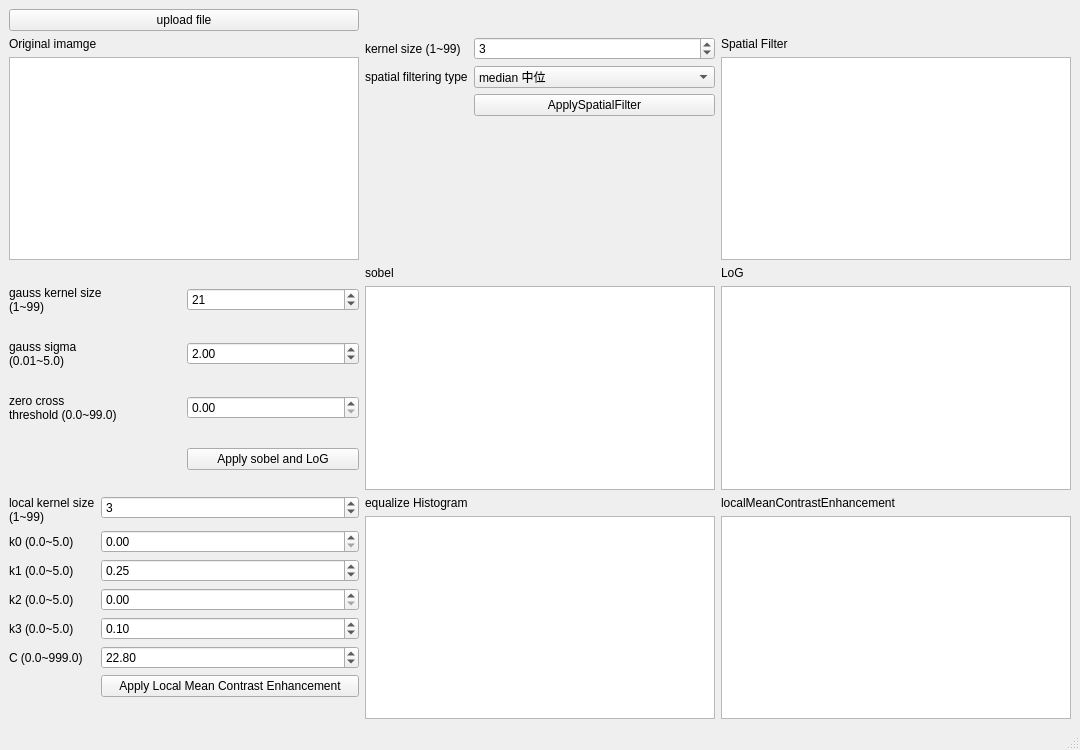
This is 04.hw/code/mainwindow.ui in ax130885/Digital_image_process_113_1_BIME as Qt 5 draws it before an edit. The edited form follows.
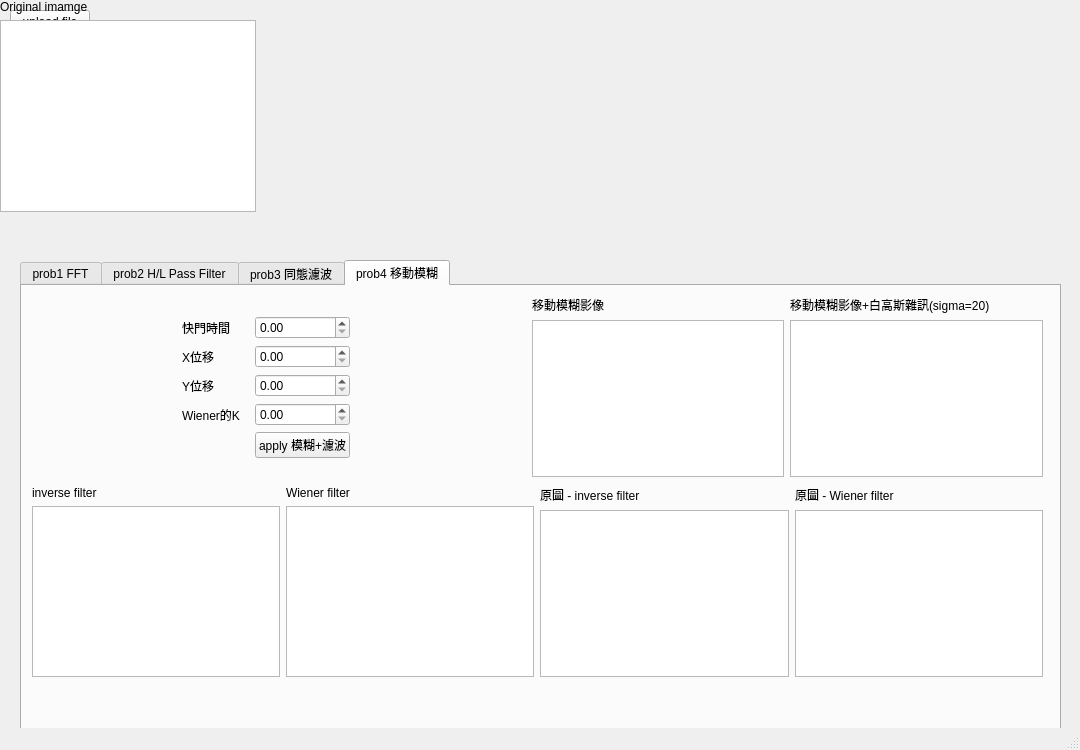
This is the edited form. The open tabs and pages were chosen to show the change.

The edit to the form file:
```diff
--- a/04.hw/code/mainwindow.ui
+++ b/04.hw/code/mainwindow.ui
@@ -17,99 +17,64 @@
    <bool>false</bool>
   </property>
   <widget class="QWidget" name="centralwidget">
-   <layout class="QGridLayout" name="gridLayout_2">
-    <item row="0" column="0">
      <widget class="QPushButton" name="uploadfile">
+    <property name="geometry">
+     <rect>
+      <x>10</x>
+      <y>10</y>
+      <width>80</width>
+      <height>23</height>
+     </rect>
+    </property>
       <property name="text">
        <string>upload file</string>
       </property>
      </widget>
-    </item>
-    <item row="1" column="0">
-     <layout class="QVBoxLayout" name="verticalLayout">
-      <item>
-       <widget class="QLabel" name="label">
-        <property name="text">
-         <string>Original imamge</string>
-        </property>
-       </widget>
-      </item>
-      <item>
-       <widget class="QGraphicsView" name="originalimage"/>
-      </item>
-     </layout>
-    </item>
-    <item row="1" column="1">
-     <layout class="QFormLayout" name="formLayout">
-      <item row="0" column="0">
-       <widget class="QLabel" name="label_2">
-        <property name="text">
-         <string>kernel size (1~99)</string>
-        </property>
-       </widget>
-      </item>
-      <item row="1" column="0">
-       <widget class="QLabel" name="label_3">
-        <property name="text">
-         <string>spatial filtering type</string>
-        </property>
-       </widget>
-      </item>
-      <item row="0" column="1">
-       <widget class="QSpinBox" name="spatialFilter_kernelSize_spinbox">
-        <property name="minimum">
-         <number>1</number>
-        </property>
-        <property name="maximum">
-         <number>99</number>
-        </property>
-        <property name="singleStep">
-         <number>2</number>
-        </property>
-        <property name="value">
-         <number>3</number>
-        </property>
-       </widget>
-      </item>
-      <item row="1" column="1">
-       <widget class="QComboBox" name="spatialFilter_comboBox">
-        <item>
+   <widget class="QTabWidget" name="tabWidget">
+    <property name="geometry">
+     <rect>
+      <x>20</x>
+      <y>260</y>
+      <width>1041</width>
+      <height>487</height>
+     </rect>
+    </property>
+    <property name="currentIndex">
+     <number>0</number>
+    </property>
+    <widget class="QWidget" name="prob1">
+     <attribute name="title">
+      <string>prob1 FFT</string>
+     </attribute>
+     <widget class="QPushButton" name="uploadfile_2">
+      <property name="geometry">
+       <rect>
+        <x>20</x>
+        <y>10</y>
+        <width>80</width>
+        <height>23</height>
+       </rect>
+      </property>
          <property name="text">
-          <string>median 中位</string>
-         </property>
-        </item>
-        <item>
-         <property name="text">
-          <string>mean 平均</string>
-         </property>
-        </item>
-        <item>
-         <property name="text">
-          <string>max 最大</string>
-         </property>
-        </item>
-        <item>
-         <property name="text">
-          <string>min 最小</string>
-         </property>
-        </item>
-       </widget>
-      </item>
-      <item row="2" column="1">
-       <widget class="QPushButton" name="ApplySpatialFilter">
-        <property name="text">
-         <string>ApplySpatialFilter</string>
-        </property>
-       </widget>
-      </item>
-     </layout>
-    </item>
-    <item row="1" column="2">
+       <string>apply FFT</string>
+      </property>
+     </widget>
+     <widget class="QWidget" name="horizontalLayoutWidget_3">
+      <property name="geometry">
+       <rect>
+        <x>10</x>
+        <y>50</y>
+        <width>1011</width>
+        <height>351</height>
+       </rect>
+      </property>
+      <layout class="QHBoxLayout" name="horizontalLayout_3">
+       <item>
      <layout class="QVBoxLayout" name="verticalLayout_2">
       <item>
        <widget class="QLabel" name="label_11">
         <property name="text">
-         <string>Spatial Filter</string>
+            <string>FFT spectrum</string>
         </property>
        </widget>
       </item>
@@ -118,79 +83,12 @@
       </item>
      </layout>
     </item>
-    <item row="2" column="0">
-     <layout class="QGridLayout" name="gridLayout">
-      <item row="0" column="0">
-       <widget class="QLabel" name="label_6">
-        <property name="text">
-         <string>gauss kernel size 
-(1~99)</string>
-        </property>
-       </widget>
-      </item>
-      <item row="2" column="0">
-       <widget class="QLabel" name="label_5">
-        <property name="text">
-         <string>zero cross 
-threshold (0.0~99.0)</string>
-        </property>
-       </widget>
-      </item>
-      <item row="0" column="1">
-       <widget class="QSpinBox" name="log_kernelSize_spinbox">
-        <property name="maximum">
-         <number>99</number>
-        </property>
-        <property name="singleStep">
-         <number>2</number>
-        </property>
-        <property name="value">
-         <number>21</number>
-        </property>
-       </widget>
-      </item>
-      <item row="1" column="0">
-       <widget class="QLabel" name="label_4">
-        <property name="text">
-         <string>gauss sigma 
-(0.01~5.0)</string>
-        </property>
-       </widget>
-      </item>
-      <item row="1" column="1">
-       <widget class="QDoubleSpinBox" name="log_sigma_spinbox">
-        <property name="minimum">
-         <double>0.010000000000000</double>
-        </property>
-        <property name="maximum">
-         <double>5.000000000000000</double>
-        </property>
-        <property name="singleStep">
-         <double>0.050000000000000</double>
-        </property>
-        <property name="value">
-         <double>2.000000000000000</double>
-        </property>
-       </widget>
-      </item>
-      <item row="3" column="1">
-       <widget class="QPushButton" name="ApplySobelandLoG">
-        <property name="text">
-         <string>Apply sobel and LoG</string>
-        </property>
-       </widget>
-      </item>
-      <item row="2" column="1">
-       <widget class="QDoubleSpinBox" name="log_threshold_spinbox"/>
-      </item>
-     </layout>
-    </item>
-    <item row="2" column="1">
+       <item>
      <layout class="QVBoxLayout" name="verticalLayout_4">
       <item>
        <widget class="QLabel" name="label_7">
         <property name="text">
-         <string>sobel</string>
+            <string>FFT phase</string>
         </property>
        </widget>
       </item>
@@ -199,12 +97,12 @@
       </item>
      </layout>
     </item>
-    <item row="2" column="2">
+       <item>
      <layout class="QVBoxLayout" name="verticalLayout_5">
       <item>
        <widget class="QLabel" name="label_8">
         <property name="text">
-         <string>LoG</string>
+            <string>IFFT</string>
         </property>
        </widget>
       </item>
@@ -213,69 +111,193 @@
       </item>
      </layout>
     </item>
-    <item row="3" column="0">
-     <layout class="QFormLayout" name="formLayout_2">
+      </layout>
+     </widget>
+    </widget>
+    <widget class="QWidget" name="prob2">
+     <attribute name="title">
+      <string>prob2 H/L Pass Filter</string>
+     </attribute>
+     <widget class="QPushButton" name="uploadfile_3">
+      <property name="geometry">
+       <rect>
+        <x>20</x>
+        <y>20</y>
+        <width>80</width>
+        <height>23</height>
+       </rect>
+      </property>
+      <property name="text">
+       <string>apply H/L</string>
+      </property>
+     </widget>
+     <widget class="QWidget" name="gridLayoutWidget_3">
+      <property name="geometry">
+       <rect>
+        <x>110</x>
+        <y>20</y>
+        <width>911</width>
+        <height>381</height>
+       </rect>
+      </property>
+      <layout class="QGridLayout" name="gridLayout_3">
+       <item row="0" column="1">
+        <layout class="QVBoxLayout" name="verticalLayout_14">
+         <item>
+          <widget class="QLabel" name="label_20">
+           <property name="text">
+            <string>巴特沃斯低通</string>
+           </property>
+          </widget>
+         </item>
+         <item>
+          <widget class="QGraphicsView" name="originalimage_11"/>
+         </item>
+        </layout>
+       </item>
       <item row="0" column="0">
-       <widget class="QLabel" name="label_9">
+        <layout class="QVBoxLayout" name="verticalLayout_13">
+         <item>
+          <widget class="QLabel" name="label_19">
         <property name="text">
-         <string>local kernel size 
-(1~99)</string>
+            <string>理想低通</string>
         </property>
        </widget>
       </item>
-      <item row="1" column="0">
-       <widget class="QLabel" name="label_12">
+         <item>
+          <widget class="QGraphicsView" name="originalimage_10"/>
+         </item>
+        </layout>
+       </item>
+       <item row="0" column="2">
+        <layout class="QVBoxLayout" name="verticalLayout_15">
+         <item>
+          <widget class="QLabel" name="label_21">
         <property name="text">
-         <string>k0 (0.0~5.0)</string>
+            <string>高斯低通</string>
         </property>
        </widget>
       </item>
-      <item row="2" column="0">
-       <widget class="QLabel" name="label_13">
+         <item>
+          <widget class="QGraphicsView" name="originalimage_12"/>
+         </item>
+        </layout>
+       </item>
+       <item row="1" column="0">
+        <layout class="QVBoxLayout" name="verticalLayout_16">
+         <item>
+          <widget class="QLabel" name="label_22">
         <property name="text">
-         <string>k1 (0.0~5.0)</string>
+            <string>理想高通</string>
         </property>
        </widget>
       </item>
-      <item row="3" column="0">
-       <widget class="QLabel" name="label_14">
+         <item>
+          <widget class="QGraphicsView" name="originalimage_13"/>
+         </item>
+        </layout>
+       </item>
+       <item row="1" column="1">
+        <layout class="QVBoxLayout" name="verticalLayout_17">
+         <item>
+          <widget class="QLabel" name="label_23">
         <property name="text">
-         <string>k2 (0.0~5.0)</string>
+            <string>巴特沃斯高通</string>
         </property>
        </widget>
       </item>
-      <item row="4" column="0">
-       <widget class="QLabel" name="label_16">
+         <item>
+          <widget class="QGraphicsView" name="originalimage_14"/>
+         </item>
+        </layout>
+       </item>
+       <item row="1" column="2">
+        <layout class="QVBoxLayout" name="verticalLayout_18">
+         <item>
+          <widget class="QLabel" name="label_24">
         <property name="text">
-         <string>k3 (0.0~5.0)</string>
+            <string>高斯高通</string>
         </property>
        </widget>
       </item>
-      <item row="5" column="0">
-       <widget class="QLabel" name="label_15">
+         <item>
+          <widget class="QGraphicsView" name="originalimage_15"/>
+         </item>
+        </layout>
+       </item>
+      </layout>
+     </widget>
+    </widget>
+    <widget class="QWidget" name="prob3">
+     <attribute name="title">
+      <string>prob3 同態濾波</string>
+     </attribute>
+     <widget class="QWidget" name="layoutWidget_8">
+      <property name="geometry">
+       <rect>
+        <x>420</x>
+        <y>10</y>
+        <width>491</width>
+        <height>381</height>
+       </rect>
+      </property>
+      <layout class="QVBoxLayout" name="verticalLayout_19">
+       <item>
+        <widget class="QLabel" name="label_28">
         <property name="text">
-         <string>C (0.0~999.0)</string>
+          <string>同態濾波結果</string>
         </property>
        </widget>
       </item>
+       <item>
+        <widget class="QGraphicsView" name="originalimage_16"/>
+       </item>
+      </layout>
+     </widget>
+     <widget class="QWidget" name="gridLayoutWidget_2">
+      <property name="geometry">
+       <rect>
+        <x>80</x>
+        <y>90</y>
+        <width>231</width>
+        <height>181</height>
+       </rect>
+      </property>
+      <layout class="QGridLayout" name="gridLayout_2">
+       <item row="2" column="1">
+        <widget class="QDoubleSpinBox" name="localStatisticalEnhancement_k0_spinbox_4">
+         <property name="minimum">
+          <double>0.000000000000000</double>
+         </property>
+         <property name="maximum">
+          <double>5.000000000000000</double>
+         </property>
+         <property name="singleStep">
+          <double>0.050000000000000</double>
+         </property>
+         <property name="value">
+          <double>0.000000000000000</double>
+         </property>
+        </widget>
+       </item>
       <item row="0" column="1">
-       <widget class="QSpinBox" name="localStatisticalEnhancement_kernelSize_spinbox">
+        <widget class="QDoubleSpinBox" name="localStatisticalEnhancement_k0_spinbox_2">
         <property name="minimum">
-         <number>1</number>
+          <double>0.000000000000000</double>
         </property>
         <property name="maximum">
-         <number>99</number>
+          <double>5.000000000000000</double>
         </property>
         <property name="singleStep">
          <number>2</number>
         </property>
         <property name="value">
-         <number>3</number>
+          <double>0.000000000000000</double>
         </property>
        </widget>
       </item>
       <item row="1" column="1">
-       <widget class="QDoubleSpinBox" name="localStatisticalEnhancement_k0_spinbox">
+        <widget class="QDoubleSpinBox" name="localStatisticalEnhancement_k0_spinbox_3">
         <property name="minimum">
          <double>0.000000000000000</double>
         </property>
@@ -290,8 +312,147 @@
         </property>
        </widget>
       </item>
-      <item row="2" column="1">
-       <widget class="QDoubleSpinBox" name="localStatisticalEnhancement_k1_spinbox">
+       <item row="3" column="1">
+        <widget class="QPushButton" name="uploadfile_6">
+         <property name="text">
+          <string>apply 同態</string>
+         </property>
+        </widget>
+       </item>
+       <item row="2" column="0">
+        <widget class="QLabel" name="label_27">
+         <property name="text">
+          <string>D0</string>
+         </property>
+        </widget>
+       </item>
+      </layout>
+     </widget>
+    </widget>
+    <widget class="QWidget" name="prob4">
+     <attribute name="title">
+      <string>prob4 移動模糊</string>
+     </attribute>
+     <widget class="QWidget" name="horizontalLayoutWidget">
+      <property name="geometry">
+       <rect>
+        <x>10</x>
+        <y>200</y>
+        <width>1011</width>
+        <height>191</height>
+       </rect>
+      </property>
+      <layout class="QHBoxLayout" name="horizontalLayout">
+       <item>
+        <layout class="QVBoxLayout" name="verticalLayout_33">
+         <item>
+          <widget class="QLabel" name="label_48">
+           <property name="text">
+            <string>inverse filter</string>
+           </property>
+          </widget>
+         </item>
+         <item>
+          <widget class="QGraphicsView" name="originalimage_27"/>
+         </item>
+        </layout>
+       </item>
+       <item>
+        <layout class="QVBoxLayout" name="verticalLayout_34">
+         <item>
+          <widget class="QLabel" name="label_49">
+           <property name="text">
+            <string>Wiener filter</string>
+           </property>
+          </widget>
+         </item>
+         <item>
+          <widget class="QGraphicsView" name="originalimage_28"/>
+         </item>
+        </layout>
+       </item>
+       <item>
+        <layout class="QVBoxLayout" name="verticalLayout_36">
+         <item>
+          <widget class="QLabel" name="label_51">
+           <property name="text">
+            <string>原圖 - inverse filter</string>
+           </property>
+          </widget>
+         </item>
+         <item>
+          <widget class="QGraphicsView" name="originalimage_30"/>
+         </item>
+        </layout>
+       </item>
+       <item>
+        <layout class="QVBoxLayout" name="verticalLayout_35">
+         <item>
+          <widget class="QLabel" name="label_50">
+           <property name="text">
+            <string>原圖 - Wiener filter</string>
+           </property>
+          </widget>
+         </item>
+         <item>
+          <widget class="QGraphicsView" name="originalimage_29"/>
+         </item>
+        </layout>
+       </item>
+      </layout>
+     </widget>
+     <widget class="QWidget" name="horizontalLayoutWidget_2">
+      <property name="geometry">
+       <rect>
+        <x>510</x>
+        <y>10</y>
+        <width>511</width>
+        <height>181</height>
+       </rect>
+      </property>
+      <layout class="QHBoxLayout" name="horizontalLayout_2">
+       <item>
+        <layout class="QVBoxLayout" name="verticalLayout_20">
+         <item>
+          <widget class="QLabel" name="label_29">
+           <property name="text">
+            <string>移動模糊影像</string>
+           </property>
+          </widget>
+         </item>
+         <item>
+          <widget class="QGraphicsView" name="originalimage_17"/>
+         </item>
+        </layout>
+       </item>
+       <item>
+        <layout class="QVBoxLayout" name="verticalLayout_32">
+         <item>
+          <widget class="QLabel" name="label_47">
+           <property name="text">
+            <string>移動模糊影像+白高斯雜訊(sigma=20)</string>
+           </property>
+          </widget>
+         </item>
+         <item>
+          <widget class="QGraphicsView" name="originalimage_26"/>
+         </item>
+        </layout>
+       </item>
+      </layout>
+     </widget>
+     <widget class="QWidget" name="gridLayoutWidget">
+      <property name="geometry">
+       <rect>
+        <x>160</x>
+        <y>30</y>
+        <width>168</width>
+        <height>145</height>
+       </rect>
+      </property>
+      <layout class="QGridLayout" name="gridLayout">
+       <item row="3" column="1">
+        <widget class="QDoubleSpinBox" name="localStatisticalEnhancement_k0_spinbox_11">
         <property name="minimum">
          <double>0.000000000000000</double>
         </property>
@@ -302,12 +463,26 @@
          <double>0.050000000000000</double>
         </property>
         <property name="value">
-         <double>0.250000000000000</double>
+          <double>0.000000000000000</double>
         </property>
        </widget>
       </item>
-      <item row="3" column="1">
-       <widget class="QDoubleSpinBox" name="localStatisticalEnhancement_k2_spinbox">
+       <item row="0" column="0">
+        <widget class="QLabel" name="label_44">
+         <property name="text">
+          <string>快門時間</string>
+         </property>
+        </widget>
+       </item>
+       <item row="3" column="0">
+        <widget class="QLabel" name="label_52">
+         <property name="text">
+          <string>Wiener的K</string>
+         </property>
+        </widget>
+       </item>
+       <item row="0" column="1">
+        <widget class="QDoubleSpinBox" name="localStatisticalEnhancement_k0_spinbox_9">
         <property name="minimum">
          <double>0.000000000000000</double>
         </property>
@@ -322,76 +497,77 @@
         </property>
        </widget>
       </item>
+       <item row="1" column="1">
+        <widget class="QDoubleSpinBox" name="localStatisticalEnhancement_k0_spinbox_10">
+         <property name="minimum">
+          <double>0.000000000000000</double>
+         </property>
+         <property name="maximum">
+          <double>5.000000000000000</double>
+         </property>
+         <property name="singleStep">
+          <double>0.050000000000000</double>
+         </property>
+         <property name="value">
+          <double>0.000000000000000</double>
+         </property>
+        </widget>
+       </item>
+       <item row="2" column="1">
+        <widget class="QDoubleSpinBox" name="localStatisticalEnhancement_k0_spinbox_8">
+         <property name="minimum">
+          <double>0.000000000000000</double>
+         </property>
+         <property name="maximum">
+          <double>5.000000000000000</double>
+         </property>
+         <property name="singleStep">
+          <double>0.050000000000000</double>
+         </property>
+         <property name="value">
+          <double>0.000000000000000</double>
+         </property>
+        </widget>
+       </item>
+       <item row="2" column="0">
+        <widget class="QLabel" name="label_45">
+         <property name="text">
+          <string>Y位移</string>
+         </property>
+        </widget>
+       </item>
+       <item row="1" column="0">
+        <widget class="QLabel" name="label_46">
+         <property name="text">
+          <string>X位移</string>
+         </property>
+        </widget>
+       </item>
       <item row="4" column="1">
-       <widget class="QDoubleSpinBox" name="localStatisticalEnhancement_k3_spinbox">
-        <property name="minimum">
-         <double>0.000000000000000</double>
-        </property>
-        <property name="maximum">
-         <double>5.000000000000000</double>
-        </property>
-        <property name="singleStep">
-         <double>0.050000000000000</double>
-        </property>
-        <property name="value">
-         <double>0.100000000000000</double>
-        </property>
-       </widget>
-      </item>
-      <item row="5" column="1">
-       <widget class="QDoubleSpinBox" name="localStatisticalEnhancement_C_spinbox">
-        <property name="minimum">
-         <double>0.000000000000000</double>
-        </property>
-        <property name="maximum">
-         <double>999.000000000000000</double>
-        </property>
-        <property name="singleStep">
-         <double>0.050000000000000</double>
-        </property>
-        <property name="value">
-         <double>22.800000000000001</double>
-        </property>
-       </widget>
-      </item>
-      <item row="6" column="1">
-       <widget class="QPushButton" name="ApplylocalMeanConstrastEnhancement">
+        <widget class="QPushButton" name="uploadfile_7">
         <property name="text">
-         <string>Apply Local Mean Contrast Enhancement</string>
+          <string>apply 模糊+濾波</string>
         </property>
        </widget>
       </item>
      </layout>
-    </item>
-    <item row="3" column="1">
-     <layout class="QVBoxLayout" name="verticalLayout_3">
-      <item>
-       <widget class="QLabel" name="label_10">
-        <property name="text">
-         <string>equalize Histogram </string>
-        </property>
-       </widget>
-      </item>
+     </widget>
+    </widget>
+   </widget>
+   <widget class="QWidget" name="">
+    <layout class="QVBoxLayout" name="verticalLayout">
       <item>
-       <widget class="QGraphicsView" name="equalizeHistogramRGBImage"/>
-      </item>
-     </layout>
-    </item>
-    <item row="3" column="2">
-     <layout class="QVBoxLayout" name="verticalLayout_6">
-      <item>
-       <widget class="QLabel" name="label_18">
+      <widget class="QLabel" name="label">
         <property name="text">
-         <string>localMeanContrastEnhancement</string>
+        <string>Original imamge</string>
         </property>
        </widget>
       </item>
       <item>
-       <widget class="QGraphicsView" name="localMeanContrastEnhancementImage"/>
-      </item>
-     </layout>
-    </item>
-   </layout>
+      <widget class="QGraphicsView" name="originalimage"/>
+     </item>
+    </layout>
+   </widget>
   </widget>
   <widget class="QMenuBar" name="menubar">
    <property name="geometry">
```
Left out of the diff: 16 changed lines with no effect on the pictures. Lines whose indentation alone changed are shown as unchanged.
